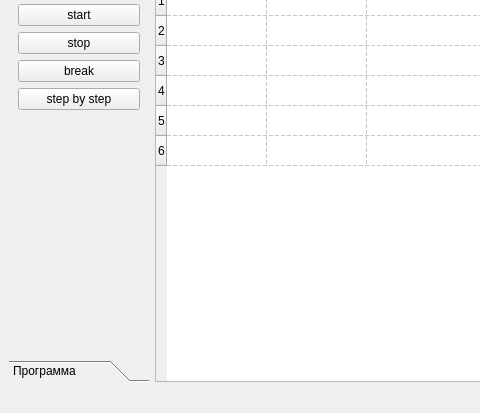
The window that wmain.ui (adm-academic/CPP_Qt5_Post_Machine) describes before a commit, drawn with Qt 5; both pictures show x 0 to 480 and y 204 to 617 of the 750 by 617 pixel window.
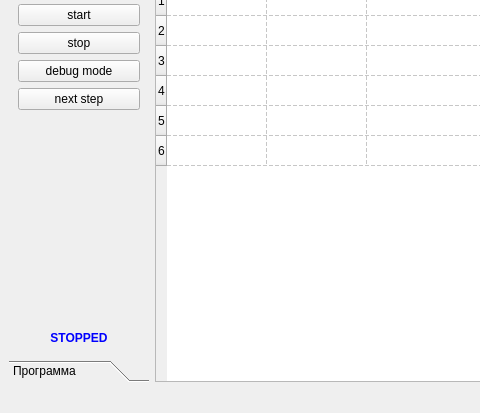
The same window after the commit. Custom widgets are drawn as their Qt base class.

Diff of the .ui file:
```diff
--- a/wmain.ui
+++ b/wmain.ui
@@ -88,14 +88,14 @@
           <item>
            <widget class="QPushButton" name="pb_break">
             <property name="text">
-             <string>break</string>
+             <string>debug mode</string>
             </property>
            </widget>
           </item>
           <item>
            <widget class="QPushButton" name="pb_step_by_step">
             <property name="text">
-             <string>step by step</string>
+             <string>next step</string>
             </property>
            </widget>
           </item>
@@ -112,6 +112,20 @@
             </property>
            </spacer>
           </item>
+          <item>
+           <widget class="QLabel" name="lb_mode">
+            <property name="styleSheet">
+             <string notr="true">font-weight: bold;
+color: blue;</string>
+            </property>
+            <property name="text">
+             <string>STOPPED</string>
+            </property>
+            <property name="alignment">
+             <set>Qt::AlignCenter</set>
+            </property>
+           </widget>
+          </item>
          </layout>
         </widget>
         <widget class="QWidget" name="tbp_program">
```
Left out of the diff: 4 changed lines with no effect on the pictures.
